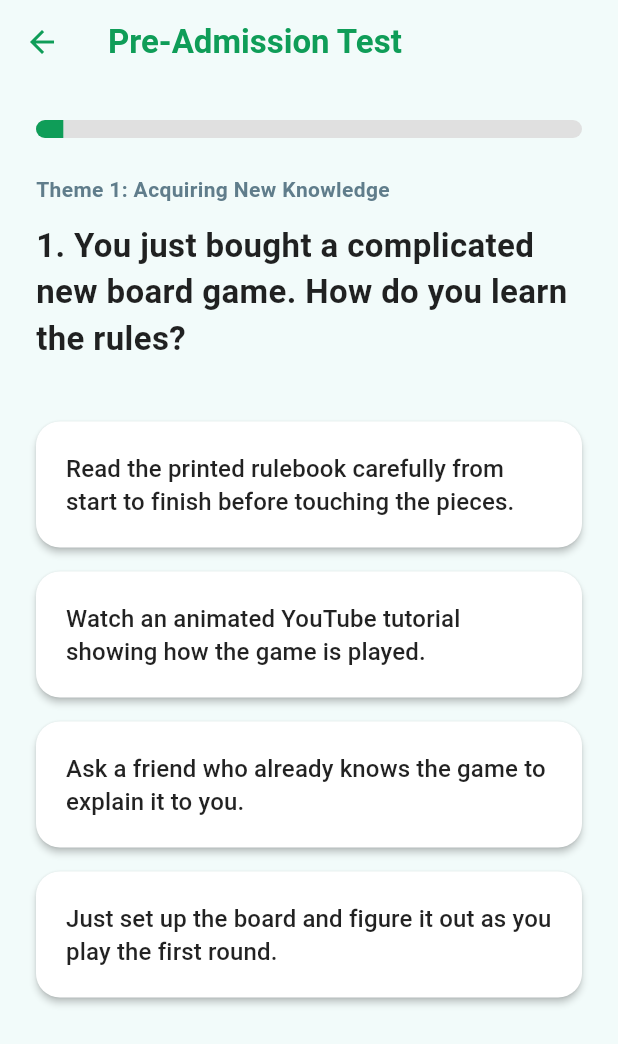
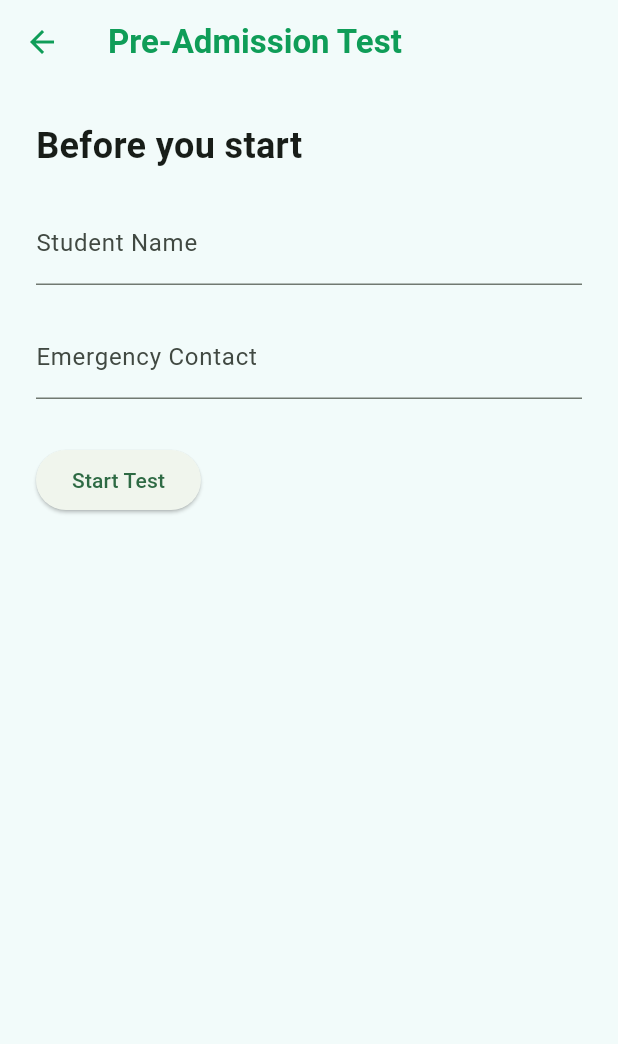
Before and after one commit to LEH268/LearnMatch, a Flutter app: the PreAdmissionTestPage screen opened by its route, on a phone screen of 412 x 824 dp. Shown: the top 1044 px of the screen. Run offline on Flutter 3.47's test engine with Material 3 defaults, Android fonts, the phone set to English and light mode, and no system bars; network calls fail.

Commit message:
added_name_contact

```diff
--- a/lib/pre_admission_test.dart
+++ b/lib/pre_admission_test.dart
@@ -13,7 +13,6 @@ class _PreAdmissionTestPageState extends State<PreAdmissionTestPage> {
 
   final Map<String, int> _varkScores = {'V': 0, 'A': 0, 'R': 0, 'K': 0};
 
-  // Personality Traits
   int _structuredScore = 0;
   int _exploratoryScore = 0;
   int _introvertScore = 0;
@@ -21,7 +20,11 @@ class _PreAdmissionTestPageState extends State<PreAdmissionTestPage> {
   int _impulsivityScore = 0;
   int _reflectivityScore = 0;
 
-  // 题目数据库
+  // ✅ NEW: student info
+  String _studentName = "";
+  String _emergencyContact = "";
+  bool _started = false;
+
   final List<Map<String, dynamic>> _questions = [
     {
       'theme': 'Theme 1: Acquiring New Knowledge',
@@ -222,15 +225,15 @@ class _PreAdmissionTestPageState extends State<PreAdmissionTestPage> {
         {'text': 'I imagined the scenes in my head like a movie while answering.', 'tags': ['V', 'Exploratory']},
         {'text': 'I imagined someone asking me these questions in an interview.', 'tags': ['A', 'Extrovert']},
       ]
-    }
+    },
   ];
 
-  // 处理单选题的点击事件
   void _answerQuestion(List<String> tags) {
     setState(() {
-      // 1. 解析并分配隐藏分数
       for (var tag in tags) {
-        if (_varkScores.containsKey(tag)) _varkScores[tag] = _varkScores[tag]! + 1;
+        if (_varkScores.containsKey(tag)) {
+          _varkScores[tag] = _varkScores[tag]! + 1;
+        }
         if (tag == 'Structured') _structuredScore++;
         if (tag == 'Exploratory') _exploratoryScore++;
         if (tag == 'Introvert') _introvertScore++;
@@ -239,7 +242,6 @@ class _PreAdmissionTestPageState extends State<PreAdmissionTestPage> {
         if (tag == 'Reflectivity') _reflectivityScore++;
       }
 
-      // 2. 如果还有题目，进入下一题；如果没了，直接提交生成报告
       if (_currentIndex < _questions.length - 1) {
         _currentIndex++;
       } else {
@@ -248,7 +250,6 @@ class _PreAdmissionTestPageState extends State<PreAdmissionTestPage> {
     });
   }
 
-  // 提交整份问卷
   void _submitTest() {
     Navigator.pushReplacement(
       context,
@@ -256,9 +257,12 @@ class _PreAdmissionTestPageState extends State<PreAdmissionTestPage> {
         builder: (context) => ReportPage(
           varkScores: _varkScores,
           pScores: {
-            'S': _structuredScore, 'E': _exploratoryScore,
-            'I': _introvertScore, 'X': _extrovertScore,
-            'P': _impulsivityScore, 'R': _reflectivityScore,
+            'S': _structuredScore,
+            'E': _exploratoryScore,
+            'I': _introvertScore,
+            'X': _extrovertScore,
+            'P': _impulsivityScore,
+            'R': _reflectivityScore,
           },
         ),
       ),
@@ -267,12 +271,16 @@ class _PreAdmissionTestPageState extends State<PreAdmissionTestPage> {
 
   @override
   Widget build(BuildContext context) {
-    double progress = (_currentIndex + 1) / _questions.length;
+    double progress =
+        _questions.isEmpty ? 0 : (_currentIndex + 1) / _questions.length;
 
     return Scaffold(
       backgroundColor: const Color(0xFFF2FBFA),
       appBar: AppBar(
-        title: const Text("Pre-Admission Test", style: TextStyle(fontWeight: FontWeight.bold)),
+        title: const Text(
+          "Pre-Admission Test",
+          style: TextStyle(fontWeight: FontWeight.bold),
+        ),
         backgroundColor: Colors.transparent,
         elevation: 0,
         foregroundColor: const Color(0xFF0F9D58),
@@ -280,10 +288,59 @@ class _PreAdmissionTestPageState extends State<PreAdmissionTestPage> {
       body: SafeArea(
         child: Padding(
           padding: const EdgeInsets.all(24.0),
-          child: Column(
+          child: _started ? _buildQuestionUI(progress) : _buildStartUI(),
+        ),
+      ),
+    );
+  }
+
+  // ✅ START PAGE (NEW)
+  Widget _buildStartUI() {
+    return Column(
       crossAxisAlignment: CrossAxisAlignment.start,
       children: [
-              // 进度条
+        const Text(
+          "Before you start",
+          style: TextStyle(fontSize: 24, fontWeight: FontWeight.bold),
+        ),
+        const SizedBox(height: 20),
+
+        TextField(
+          decoration: const InputDecoration(labelText: "Student Name"),
+          onChanged: (v) => _studentName = v,
+        ),
+
+        const SizedBox(height: 20),
+
+        TextField(
+          decoration:
+              const InputDecoration(labelText: "Emergency Contact"),
+          onChanged: (v) => _emergencyContact = v,
+        ),
+
+        const SizedBox(height: 30),
+
+        ElevatedButton(
+          onPressed: () {
+            if (_studentName.isEmpty || _emergencyContact.isEmpty) return;
+
+            setState(() {
+              _started = true;
+            });
+          },
+          child: const Text("Start Test"),
+        ),
+      ],
+    );
+  }
+
+  // ✅ QUESTION UI (YOUR ORIGINAL UI MOVED HERE)
+  Widget _buildQuestionUI(double progress) {
+    final currentQ = _questions[_currentIndex];
+
+    return Column(
+      crossAxisAlignment: CrossAxisAlignment.start,
+      children: [
         ClipRRect(
           borderRadius: BorderRadius.circular(10),
           child: LinearProgressIndicator(
@@ -295,33 +352,30 @@ class _PreAdmissionTestPageState extends State<PreAdmissionTestPage> {
         ),
         const SizedBox(height: 24),
 
-              // 题目展示区
         Expanded(
-                child: _buildQuestionPage(),
-              ),
-            ],
-          ),
-        ),
-      ),
-    );
-  }
-
-  // 构建单选题页面
-  Widget _buildQuestionPage() {
-    final currentQ = _questions[_currentIndex];
-    return Column(
+          child: Column(
             crossAxisAlignment: CrossAxisAlignment.stretch,
             children: [
               Text(
                 currentQ['theme'],
-          style: const TextStyle(fontSize: 14, color: Colors.blueGrey, fontWeight: FontWeight.bold),
+                style: const TextStyle(
+                  fontSize: 14,
+                  color: Colors.blueGrey,
+                  fontWeight: FontWeight.bold,
+                ),
               ),
               const SizedBox(height: 12),
+
               Text(
                 currentQ['question'],
-          style: const TextStyle(fontSize: 22, fontWeight: FontWeight.bold, color: Colors.black87),
+                style: const TextStyle(
+                  fontSize: 22,
+                  fontWeight: FontWeight.bold,
                 ),
+              ),
+
               const SizedBox(height: 40),
+
               ...((currentQ['options'] as List).map((opt) {
                 return Padding(
                   padding: const EdgeInsets.only(bottom: 16),
@@ -332,14 +386,21 @@ class _PreAdmissionTestPageState extends State<PreAdmissionTestPage> {
                       foregroundColor: Colors.black87,
                       elevation: 2,
                       alignment: Alignment.centerLeft,
-                padding: const EdgeInsets.symmetric(vertical: 20, horizontal: 20),
-                shape: RoundedRectangleBorder(borderRadius: BorderRadius.circular(16)),
+                      padding: const EdgeInsets.symmetric(
+                          vertical: 20, horizontal: 20),
+                      shape: RoundedRectangleBorder(
+                        borderRadius: BorderRadius.circular(16),
                       ),
-              child: Text(opt['text'], style: const TextStyle(fontSize: 16, height: 1.4)),
+                    ),
+                    child: Text(opt['text'],
+                        style: const TextStyle(fontSize: 16)),
                   ),
                 );
               })),
             ],
+          ),
+        ),
+      ],
     );
   }
 }
```
Also changed, not shown: 1 other file. Lines whose indentation alone changed are shown as unchanged.
